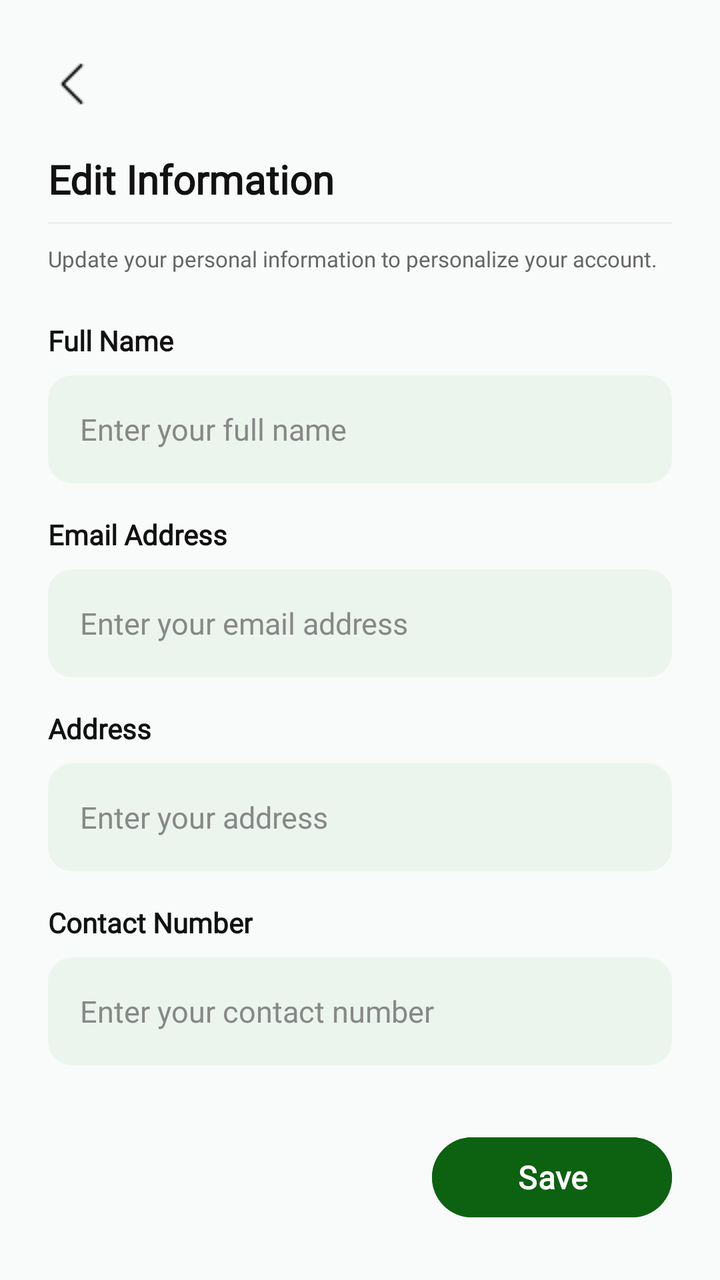
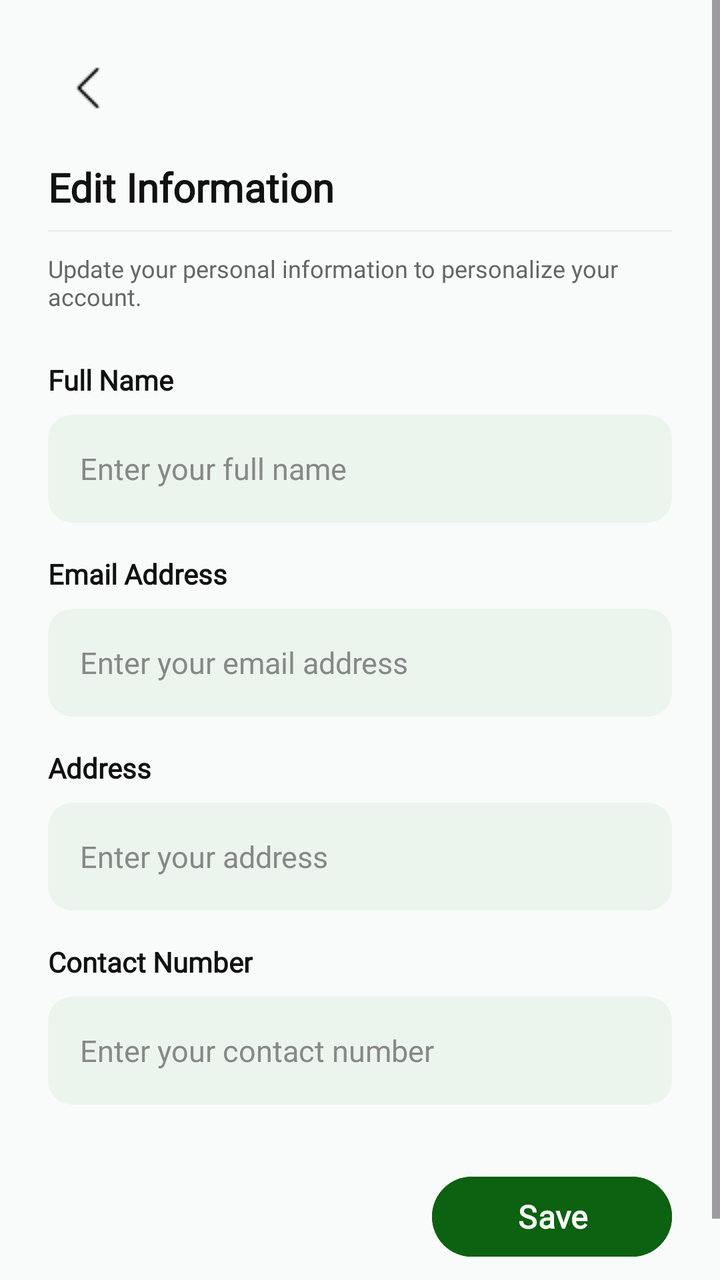

Screens rendered from an Android XML layout before and after an edit, with the pre-edit source and the edit as a unified diff.
<!-- AndroidManifest.xml: application theme Theme.SmartGrow -->
<!-- res/layout/fragment_edit_profile.xml -->
<?xml version="1.0" encoding="utf-8"?>
<ScrollView xmlns:android="http://schemas.android.com/apk/res/android"
    xmlns:app="http://schemas.android.com/apk/res-auto"
    android:id="@+id/layout_edit_info"
    android:layout_width="match_parent"
    android:layout_height="match_parent"
    android:fillViewport="true"
    android:background="#F9FAFA">

    <androidx.constraintlayout.widget.ConstraintLayout
        android:layout_width="match_parent"
        android:layout_height="wrap_content"
        android:padding="24dp">

        <ImageView
            android:id="@+id/btn_back_edit_info"
            android:layout_width="wrap_content"
            android:layout_height="36dp"
            android:background="?attr/selectableItemBackgroundBorderless"
            android:clickable="true"
            android:focusable="true"
            android:src="@drawable/ic_back"
            app:layout_constraintStart_toStartOf="parent"
            app:layout_constraintTop_toTopOf="parent"
            android:contentDescription="Go back" />

        <TextView
            android:id="@+id/tv_edit_info_title"
            android:layout_width="wrap_content"
            android:layout_height="wrap_content"
            android:layout_marginTop="16dp"
            android:text="Edit Information"
            android:textColor="#111111"
            android:textSize="20sp"
            android:textStyle="bold"
            android:fontFamily="@font/poppins"
            app:layout_constraintStart_toStartOf="parent"
            app:layout_constraintTop_toBottomOf="@id/btn_back_edit_info" />

        <View
            android:id="@+id/header_divider"
            android:layout_width="match_parent"
            android:layout_height="1dp"
            android:background="#EEEEEE"
            android:layout_marginTop="8dp"
            app:layout_constraintTop_toBottomOf="@id/tv_edit_info_title"/>

        <TextView
            android:id="@+id/tv_edit_info_subtitle"
            android:layout_width="match_parent"
            android:layout_height="wrap_content"
            android:layout_marginTop="10dp"
            android:text="Update your personal information to personalize your account."
            android:textColor="#666666"
            android:textSize="11sp"
            android:fontFamily="@font/poppins"
            app:layout_constraintTop_toBottomOf="@id/header_divider" />

        <TextView
            android:id="@+id/lbl_fullname"
            android:layout_width="wrap_content"
            android:layout_height="wrap_content"
            android:layout_marginTop="24dp"
            android:text="Full Name"
            android:textColor="#111111"
            android:textSize="14sp"
            android:textStyle="bold"
            android:fontFamily="@font/poppins"
            app:layout_constraintTop_toBottomOf="@id/tv_edit_info_subtitle"
            app:layout_constraintStart_toStartOf="parent" />

        <com.google.android.material.card.MaterialCardView
            android:id="@+id/card_fullname"
            android:layout_width="match_parent"
            android:layout_height="54dp"
            android:layout_marginTop="8dp"
            app:cardBackgroundColor="#EBF5EE"
            app:cardCornerRadius="12dp"
            app:cardElevation="0dp"
            app:strokeWidth="0dp"
            app:layout_constraintTop_toBottomOf="@id/lbl_fullname">

            <EditText
                android:id="@+id/et_fullname"
                android:layout_width="match_parent"
                android:layout_height="match_parent"
                android:background="@android:color/transparent"
                android:hint="Enter your full name"
                android:textColorHint="#888888"
                android:textColor="#111111"
                android:textSize="15sp"
                android:fontFamily="@font/poppins"
                android:inputType="textPersonName"
                android:paddingHorizontal="16dp" />
        </com.google.android.material.card.MaterialCardView>

        <TextView
            android:id="@+id/lbl_email"
            android:layout_width="wrap_content"
            android:layout_height="wrap_content"
            android:layout_marginTop="16dp"
            android:text="Email Address"
            android:textColor="#111111"
            android:textSize="14sp"
            android:textStyle="bold"
            android:fontFamily="@font/poppins"
            app:layout_constraintTop_toBottomOf="@id/card_fullname"
            app:layout_constraintStart_toStartOf="parent" />

        <com.google.android.material.card.MaterialCardView
            android:id="@+id/card_email"
            android:layout_width="match_parent"
            android:layout_height="54dp"
            android:layout_marginTop="8dp"
            app:cardBackgroundColor="#EBF5EE"
            app:cardCornerRadius="12dp"
            app:cardElevation="0dp"
            app:strokeWidth="0dp"
            app:layout_constraintTop_toBottomOf="@id/lbl_email">

            <EditText
                android:id="@+id/et_email"
                android:layout_width="match_parent"
                android:layout_height="match_parent"
                android:background="@android:color/transparent"
                android:hint="Enter your email address"
                android:textColorHint="#888888"
                android:textColor="#111111"
                android:textSize="15sp"
                android:fontFamily="@font/poppins"
                android:inputType="textEmailAddress"
                android:paddingHorizontal="16dp" />
        </com.google.android.material.card.MaterialCardView>

        <TextView
            android:id="@+id/lbl_address"
            android:layout_width="wrap_content"
            android:layout_height="wrap_content"
            android:layout_marginTop="16dp"
            android:text="Address"
            android:textColor="#111111"
            android:textSize="14sp"
            android:textStyle="bold"
            android:fontFamily="@font/poppins"
            app:layout_constraintTop_toBottomOf="@id/card_email"
            app:layout_constraintStart_toStartOf="parent" />

        <com.google.android.material.card.MaterialCardView
            android:id="@+id/card_address"
            android:layout_width="match_parent"
            android:layout_height="54dp"
            android:layout_marginTop="8dp"
            app:cardBackgroundColor="#EBF5EE"
            app:cardCornerRadius="12dp"
            app:cardElevation="0dp"
            app:strokeWidth="0dp"
            app:layout_constraintTop_toBottomOf="@id/lbl_address">

            <EditText
                android:id="@+id/et_address"
                android:layout_width="match_parent"
                android:layout_height="match_parent"
                android:background="@android:color/transparent"
                android:hint="Enter your address"
                android:textColorHint="#888888"
                android:textColor="#111111"
                android:textSize="15sp"
                android:fontFamily="@font/poppins"
                android:inputType="textPostalAddress"
                android:paddingHorizontal="16dp" />
        </com.google.android.material.card.MaterialCardView>

        <TextView
            android:id="@+id/lbl_phone"
            android:layout_width="wrap_content"
            android:layout_height="wrap_content"
            android:layout_marginTop="16dp"
            android:text="Contact Number"
            android:textColor="#111111"
            android:textSize="14sp"
            android:textStyle="bold"
            android:fontFamily="@font/poppins"
            app:layout_constraintTop_toBottomOf="@id/card_address"
            app:layout_constraintStart_toStartOf="parent" />

        <com.google.android.material.card.MaterialCardView
            android:id="@+id/card_phone"
            android:layout_width="match_parent"
            android:layout_height="54dp"
            android:layout_marginTop="8dp"
            app:cardBackgroundColor="#EBF5EE"
            app:cardCornerRadius="12dp"
            app:cardElevation="0dp"
            app:strokeWidth="0dp"
            app:layout_constraintTop_toBottomOf="@id/lbl_phone">

            <EditText
                android:id="@+id/et_phone"
                android:layout_width="match_parent"
                android:layout_height="match_parent"
                android:background="@android:color/transparent"
                android:hint="Enter your contact number"
                android:textColorHint="#888888"
                android:textColor="#111111"
                android:textSize="15sp"
                android:fontFamily="@font/poppins"
                android:inputType="phone"
                android:paddingHorizontal="16dp" />
        </com.google.android.material.card.MaterialCardView>

        <com.google.android.material.button.MaterialButton
            android:id="@+id/btn_save_edit_info"
            android:layout_width="120dp"
            android:layout_height="48dp"
            android:layout_marginTop="32dp"
            android:backgroundTint="#0C6211"
            android:text="Save"
            android:textAllCaps="false"
            android:textColor="#FFFFFF"
            android:textSize="16sp"
            android:textStyle="bold"
            android:fontFamily="@font/poppins"
            app:cornerRadius="24dp"
            app:layout_constraintEnd_toEndOf="parent"
            app:layout_constraintTop_toBottomOf="@id/card_phone" />

    </androidx.constraintlayout.widget.ConstraintLayout>
</ScrollView>
<!-- resources referenced by this layout -->
<resources>
  <!-- drawable ic_back: png bitmap (drawable, 215 bytes) -->
  <style name="Theme.SmartGrow" parent="Base.Theme.SmartGrow" />
  <style name="Base.Theme.SmartGrow" parent="Theme.Material3.DayNight.NoActionBar">
          <item name="android:windowBackground">@android:color/white</item>
          <item name="android:windowDisablePreview">true</item>
          <item name="android:statusBarColor">#0C6211</item>
          <item name="android:windowLightStatusBar" tools:targetApi="m">false</item>
      </style>
</resources>

<!-- the commit's change to res/layout/fragment_edit_profile.xml (unified diff, before → after) -->
@@ -1,6 +1,7 @@
 <?xml version="1.0" encoding="utf-8"?>
 <ScrollView xmlns:android="http://schemas.android.com/apk/res/android"
     xmlns:app="http://schemas.android.com/apk/res-auto"
+    xmlns:tools="http://tools.android.com/tools"
     android:id="@+id/layout_edit_info"
     android:layout_width="match_parent"
     android:layout_height="match_parent"
@@ -12,21 +13,24 @@
         android:layout_height="wrap_content"
         android:padding="24dp">
 
+        
         <ImageView
             android:id="@+id/btn_back_edit_info"
-            android:layout_width="wrap_content"
-            android:layout_height="36dp"
+            android:layout_width="40dp"
+            android:layout_height="40dp"
             android:background="?attr/selectableItemBackgroundBorderless"
             android:clickable="true"
             android:focusable="true"
+            android:padding="8dp"
             android:src="@drawable/ic_back"
             app:layout_constraintStart_toStartOf="parent"
             app:layout_constraintTop_toTopOf="parent"
             android:contentDescription="Go back" />
 
+        
         <TextView
             android:id="@+id/tv_edit_info_title"
-            android:layout_width="wrap_content"
+            android:layout_width="0dp"
             android:layout_height="wrap_content"
             android:layout_marginTop="16dp"
             android:text="Edit Information"
@@ -35,6 +39,7 @@
             android:textStyle="bold"
             android:fontFamily="@font/poppins"
             app:layout_constraintStart_toStartOf="parent"
+            app:layout_constraintEnd_toEndOf="parent"
             app:layout_constraintTop_toBottomOf="@id/btn_back_edit_info" />
 
         <View
@@ -45,17 +50,21 @@
             android:layout_marginTop="8dp"
             app:layout_constraintTop_toBottomOf="@id/tv_edit_info_title"/>
 
+        
         <TextView
             android:id="@+id/tv_edit_info_subtitle"
-            android:layout_width="match_parent"
+            android:layout_width="0dp"
             android:layout_height="wrap_content"
             android:layout_marginTop="10dp"
             android:text="Update your personal information to personalize your account."
             android:textColor="#666666"
-            android:textSize="11sp"
-            android:fontFamily="@font/poppins"
+            android:textSize="12sp"
+            android:fontFamily="@font/poppins"
+            app:layout_constraintStart_toStartOf="parent"
+            app:layout_constraintEnd_toEndOf="parent"
             app:layout_constraintTop_toBottomOf="@id/header_divider" />
 
+        
         <TextView
             android:id="@+id/lbl_fullname"
             android:layout_width="wrap_content"
@@ -91,9 +100,13 @@
                 android:textSize="15sp"
                 android:fontFamily="@font/poppins"
                 android:inputType="textPersonName"
-                android:paddingHorizontal="16dp" />
-        </com.google.android.material.card.MaterialCardView>
-
+                android:imeOptions="actionNext"
+                android:maxLines="1"
+                android:paddingHorizontal="16dp"
+                android:importantForAutofill="no" />
+        </com.google.android.material.card.MaterialCardView>
+
+        
         <TextView
             android:id="@+id/lbl_email"
             android:layout_width="wrap_content"
@@ -129,9 +142,13 @@
                 android:textSize="15sp"
                 android:fontFamily="@font/poppins"
                 android:inputType="textEmailAddress"
-                android:paddingHorizontal="16dp" />
-        </com.google.android.material.card.MaterialCardView>
-
+                android:imeOptions="actionNext"
+                android:maxLines="1"
+                android:paddingHorizontal="16dp"
+                android:importantForAutofill="no" />
+        </com.google.android.material.card.MaterialCardView>
+
+        
         <TextView
             android:id="@+id/lbl_address"
             android:layout_width="wrap_content"
@@ -167,9 +184,13 @@
                 android:textSize="15sp"
                 android:fontFamily="@font/poppins"
                 android:inputType="textPostalAddress"
-                android:paddingHorizontal="16dp" />
-        </com.google.android.material.card.MaterialCardView>
-
+                android:imeOptions="actionNext"
+                android:maxLines="1"
+                android:paddingHorizontal="16dp"
+                android:importantForAutofill="no" />
+        </com.google.android.material.card.MaterialCardView>
+
+        
         <TextView
             android:id="@+id/lbl_phone"
             android:layout_width="wrap_content"
@@ -205,14 +226,19 @@
                 android:textSize="15sp"
                 android:fontFamily="@font/poppins"
                 android:inputType="phone"
-                android:paddingHorizontal="16dp" />
-        </com.google.android.material.card.MaterialCardView>
-
+                android:imeOptions="actionDone"
+                android:maxLines="1"
+                android:paddingHorizontal="16dp"
+                android:importantForAutofill="no" />
+        </com.google.android.material.card.MaterialCardView>
+
+        
         <com.google.android.material.button.MaterialButton
             android:id="@+id/btn_save_edit_info"
             android:layout_width="120dp"
             android:layout_height="48dp"
             android:layout_marginTop="32dp"
+            android:layout_marginBottom="16dp"
             android:backgroundTint="#0C6211"
             android:text="Save"
             android:textAllCaps="false"
@@ -222,7 +248,8 @@
             android:fontFamily="@font/poppins"
             app:cornerRadius="24dp"
             app:layout_constraintEnd_toEndOf="parent"
-            app:layout_constraintTop_toBottomOf="@id/card_phone" />
+            app:layout_constraintTop_toBottomOf="@id/card_phone"
+            app:layout_constraintBottom_toBottomOf="parent" />
 
     </androidx.constraintlayout.widget.ConstraintLayout>
 </ScrollView>
<!-- resource entries referenced after the edit -->
@@ -7,6 +7,12 @@
           <item name="android:windowDisablePreview">true</item>
           <item name="android:statusBarColor">#0C6211</item>
           <item name="android:windowLightStatusBar" tools:targetApi="m">false</item>
+  
+          
+          <item name="android:navigationBarColor">#F9FAFA</item>
+  
+          
+          <item name="android:windowLightNavigationBar" tools:targetApi="o">true</item>
       </style>
 </resources>
 
